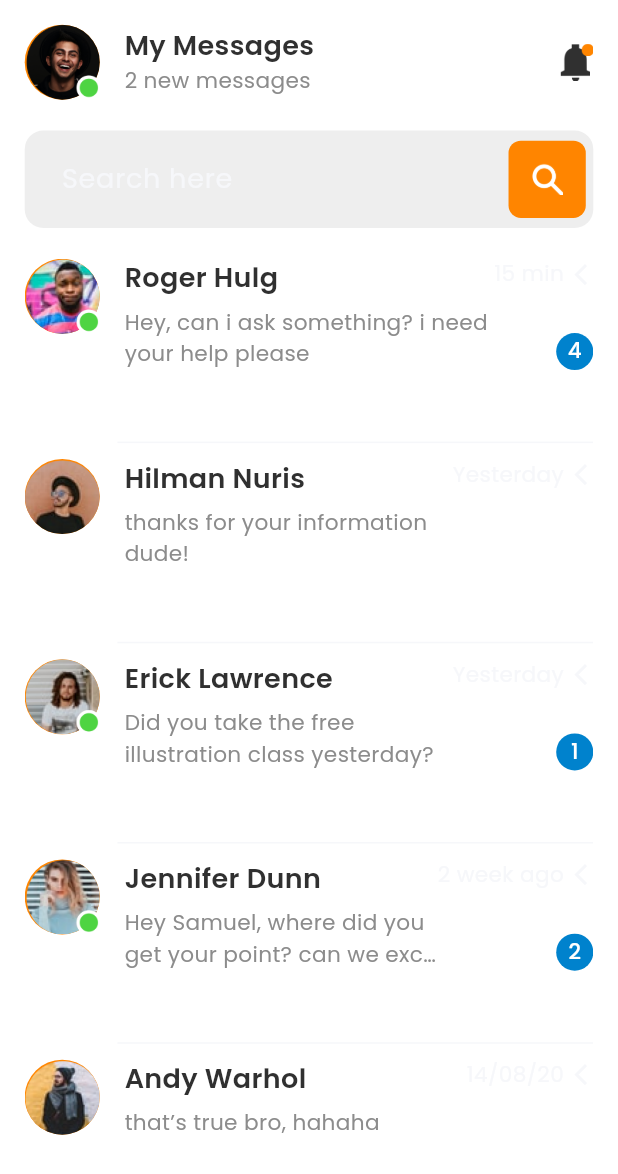
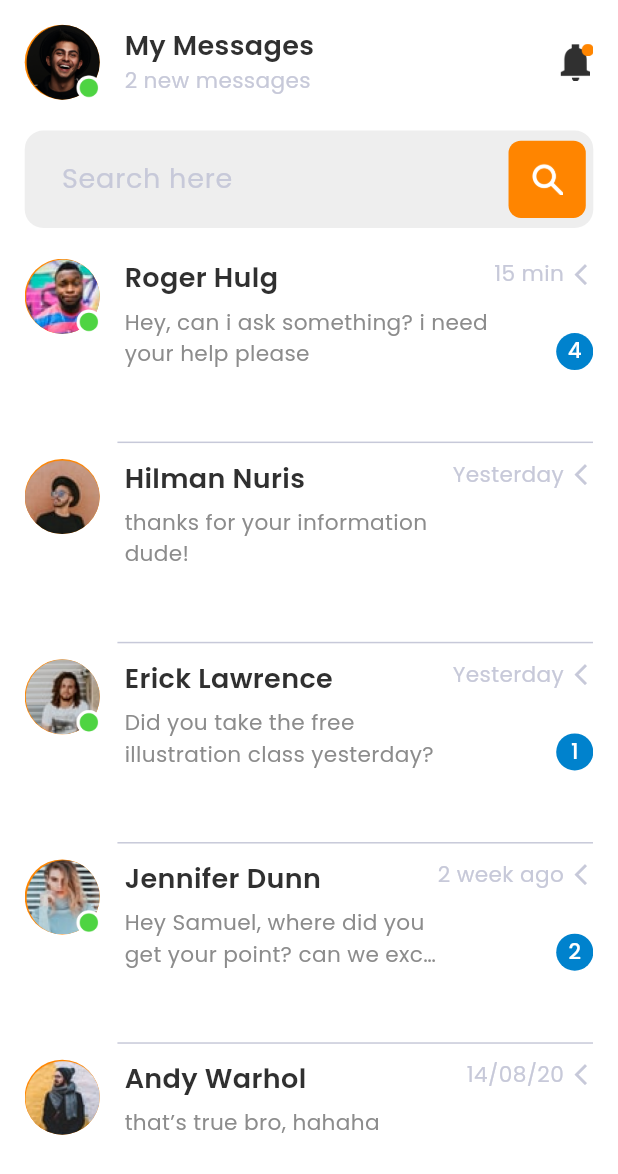
Before and after one commit to AmmarSAFI05/task7, a Flutter app: the MessagePage screen opened directly, on a phone screen of 412 x 824 dp. Shown: the top 1174 px of the screen. Run offline on Flutter 3.47's test engine with Material 3 defaults, Android fonts, the phone set to English and light mode, and no system bars.

Commit message:
add new color

```diff
--- a/lib/core/constant/app_colors.dart
+++ b/lib/core/constant/app_colors.dart
@@ -9,6 +9,7 @@ class AppColors {
   static const Color orangeColor = Color(0xffFF8500);
   static const Color greyColor = Color(0xff8C8C8C);
   static const Color lighterGreyColor = Color(0xffF6F7FA);
+  static const Color lighterGreyColor2 = Color(0xffc7c9d9);
   static const Color blueColor = Color(0xff0082CD);
   static const Color purpleColor = Color(0xff8D5EF2);
   static const Color yellowColor = Color(0xffFCCC75);
--- a/lib/core/text_styles.dart
+++ b/lib/core/text_styles.dart
@@ -25,6 +25,11 @@ class AppTextStyles {
       fontWeight: AppFontWeight.bold,
       color: AppColors.black);
 
+  static TextStyle subMessageTitle = TextStyle(
+      fontSize: AppSize.fontSizeSm()  ,
+      fontWeight: AppFontWeight.normal,
+      color: AppColors.lighterGreyColor2);
+
   static TextStyle newMessage = TextStyle(
       fontSize: AppSize.fontSizeSm()  ,
       fontWeight: AppFontWeight.normal,
@@ -33,7 +38,7 @@ class AppTextStyles {
   static TextStyle messageTime = TextStyle(
       fontSize: AppSize.fontSizeSm()  ,
       fontWeight: AppFontWeight.normal,
-      color: AppColors.lighterGreyColor);
+      color: AppColors.lighterGreyColor2);
 
   static TextStyle numberUnreadMessage = TextStyle(
       fontSize: AppSize.fontSizeSm()  ,
--- a/lib/view/messages_page/view/message_page.dart
+++ b/lib/view/messages_page/view/message_page.dart
@@ -103,7 +103,7 @@ class _MessagePageState extends State<MessagePage> {
                         ),
                         if (index != messages.length - 1)
                           Divider(
-                            color: AppColors.lighterGreyColor,
+                            color: AppColors.lighterGreyColor2,
                             thickness: 1,
                             indent: AppSize.xxl() * 1.50,
                             height: AppSize.xsm() * 1.80,
--- a/lib/view/messages_page/widgets/social_app_message_card.dart
+++ b/lib/view/messages_page/widgets/social_app_message_card.dart
@@ -68,7 +68,7 @@ class SocialAppMessageCard extends StatelessWidget {
                       SizedBox(width: AppSize.xsm() * 0.25),
                       Icon(Icons.arrow_back_ios_new,
                           size: AppSize.md(),
-                          color: AppColors.lighterGreyColor),
+                          color: AppColors.lighterGreyColor2),
                     ],
                   ),
                 ],
--- a/lib/view/messages_page/widgets/social_app_message_header.dart
+++ b/lib/view/messages_page/widgets/social_app_message_header.dart
@@ -33,7 +33,7 @@ class SocialAppMessageHeader extends StatelessWidget {
                   const SizedBox(),
                   Text(
                     AppText.newMessages,
-                    style: AppTextStyles.newMessage,
+                    style: AppTextStyles.subMessageTitle,
                   ),
                 ],
               ),
--- a/lib/view/messages_page/widgets/social_app_search_box.dart
+++ b/lib/view/messages_page/widgets/social_app_search_box.dart
@@ -39,7 +39,7 @@ class SocialAppSearchBoxState extends State<SocialAppSearchBox> {
         hintText: widget.hintText,
         hintStyle: TextStyle(
             height: 2,
-            color: AppColors.lighterGreyColor,
+            color: AppColors.lighterGreyColor2,
             fontSize: AppSize.fontSizeSm() * 1.25),
         suffixIcon: Container(
           width: AppSize.xxl() * 1.25,
@@ -71,7 +71,7 @@ class SocialAppSearchBoxState extends State<SocialAppSearchBox> {
             borderSide: const BorderSide(width: 1, color: Colors.transparent)),
       ),
       style: TextStyle(
-          color: AppColors.blueColor,
+          color: AppColors.greyColor,
           height: 2,
           fontSize: AppSize.fontSizeSm() * 1.125),
       cursorErrorColor: Colors.black,
```
